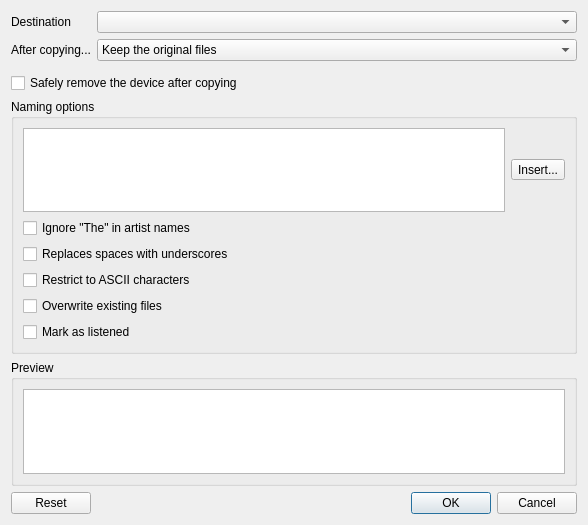
Old version of the form src/dialogs/organisedialog.ui in the repository strawberrymusicplayer/strawberry.
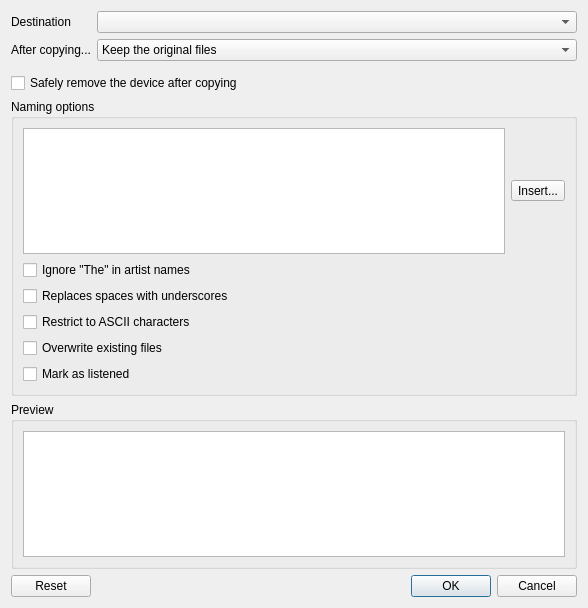
New version of the form. Icons and pictures are not drawn. Custom widgets are drawn as their Qt base class.

The edit to the form file:
```diff
--- a/src/dialogs/organisedialog.ui
+++ b/src/dialogs/organisedialog.ui
@@ -7,7 +7,7 @@
     <x>0</x>
     <y>0</y>
     <width>588</width>
-    <height>525</height>
+    <height>608</height>
    </rect>
   </property>
   <property name="windowTitle">
```
Left out of the diff: 22 changed lines with no effect on the pictures.
